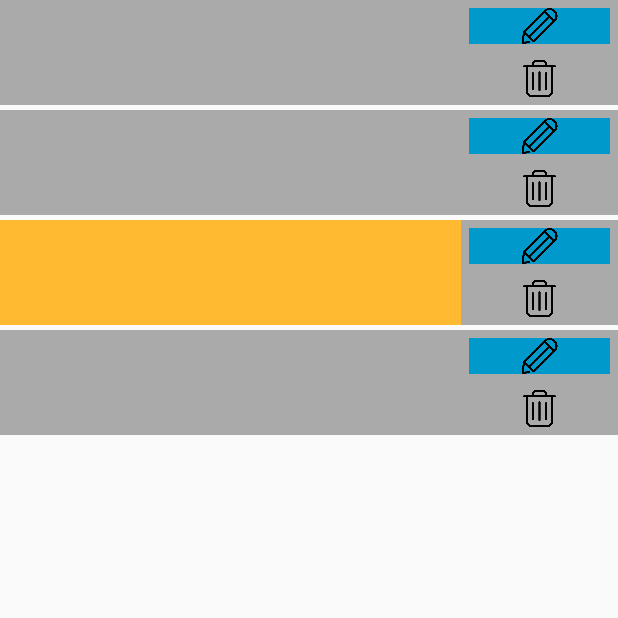
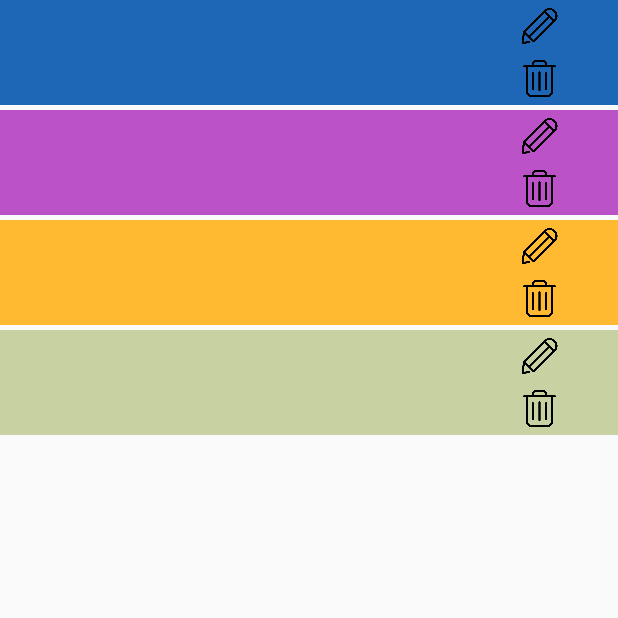
Before and after one commit to Qudropthenia/AndroidBluetoothTest, an Android app: the screen it shows after launch (RecyclerActivity), on a phone screen of 412 x 824 dp, the top half of it. Run offline under Robolectric (Android 15) with nearby library versions, the phone set to English and light mode, and no system bars.

Commit message:
Добавил передачу на форму изменения цвета выбранный цвет

```diff
--- a/app/src/main/java/ru/qudropthenia/androidbluetoothtest/ui/recycler/RecyclerActivity.java
+++ b/app/src/main/java/ru/qudropthenia/androidbluetoothtest/ui/recycler/RecyclerActivity.java
@@ -3,6 +3,7 @@ package ru.qudropthenia.androidbluetoothtest.ui.recycler;
 import android.app.Activity;
 import android.content.Intent;
 import android.os.Bundle;
+import android.util.Log;
 import android.view.View;
 import android.widget.Toast;
 
@@ -21,6 +22,7 @@ public class RecyclerActivity extends Activity implements View.OnClickListener {
 
     @Override
     protected void onCreate(@Nullable Bundle savedInstanceState) {
+        Log.d("RecyclerActivity", "onCreate");
         super.onCreate(savedInstanceState);
         themes = generateTheme();
         setContentView(R.layout.activity_recycler);
@@ -29,7 +31,7 @@ public class RecyclerActivity extends Activity implements View.OnClickListener {
 
     private void setupRecyclerView() {
         RecyclerView recyclerView = findViewById(R.id.activity_recycler__recycler);
-        ThemeAdapter adapter = new ThemeAdapter(themes, this::onThemeClick, this::onClick);
+        ThemeAdapter adapter = new ThemeAdapter(themes, this::onThemeClick);
         recyclerView.setAdapter(adapter);
         LinearLayoutManager layoutManager = new LinearLayoutManager(this);
         recyclerView.setLayoutManager(layoutManager);
@@ -43,10 +45,10 @@ public class RecyclerActivity extends Activity implements View.OnClickListener {
     private List<Theme> generateTheme() {
         List<Theme> themes = new ArrayList<>();
 
-        themes.add(new Theme(27100, 1, 23));
-        themes.add(new Theme(17871, 6, 42));
+        themes.add(new Theme(-14784585, 1, 23));
+        themes.add(new Theme(-1029169481, 6, 42));
         themes.add(new Theme(-17871, 1, 1));
-        themes.add(new Theme(37871, 56, 1));
+        themes.add(new Theme(1702597404, 56, 1));
 
         return themes;
     }
@@ -55,7 +57,6 @@ public class RecyclerActivity extends Activity implements View.OnClickListener {
     public void onClick(View view) {
         String msg = "";
         Theme theme = (Theme) view.getTag();
-        Toast.makeText(this, "", Toast.LENGTH_LONG).show();
 
         switch (view.getId()) {
             case R.id.recycler_item__btn_edit: {
@@ -63,7 +64,7 @@ public class RecyclerActivity extends Activity implements View.OnClickListener {
                 Intent intent = new Intent(this, ChangeThemeActivity.class);
                 intent.putExtra(Theme.class.getSimpleName(), theme);
                 startActivity(intent);
-
+//                finish();
                 break;
             }
             case R.id.recycler_item__btn_delete: {
--- a/app/src/main/java/ru/qudropthenia/androidbluetoothtest/ui/recycler/ThemeAdapter.java
+++ b/app/src/main/java/ru/qudropthenia/androidbluetoothtest/ui/recycler/ThemeAdapter.java
@@ -16,12 +16,10 @@ import ru.qudropthenia.androidbluetoothtest.R;
 public class ThemeAdapter extends RecyclerView.Adapter<ThemeAdapter.ThemeViewHolder> {
     private final List<Theme> themes;
     private final Listener onThemeClickListener;
-    private final View.OnClickListener btnClick;
 
-    public ThemeAdapter(List<Theme> themes, Listener onThemeClickListener, View.OnClickListener btnClick) {
+    public ThemeAdapter(List<Theme> themes, Listener onThemeClickListener) {
         this.themes = themes;
         this.onThemeClickListener = onThemeClickListener;
-        this.btnClick = btnClick;
     }
 
     // Создание
@@ -38,9 +36,12 @@ public class ThemeAdapter extends RecyclerView.Adapter<ThemeAdapter.ThemeViewHol
     // Запись новых данных
     @Override
     public void onBindViewHolder(@NonNull ThemeViewHolder holder, final int position) {
-        Theme color = themes.get(position);
-        holder.bind(color);
-        holder.itemView.setTag(color);
+        Theme theme = themes.get(position);
+        holder.bind(theme);
+        holder.itemView.setTag(theme);
+        // Устанавливаем привязку к Theme
+        holder.itemView.findViewById(R.id.recycler_item__btn_edit).setTag(theme);
+        holder.itemView.findViewById(R.id.recycler_item__btn_delete).setTag(theme);
     }
 
     @Override
@@ -56,7 +57,6 @@ public class ThemeAdapter extends RecyclerView.Adapter<ThemeAdapter.ThemeViewHol
         public ThemeViewHolder(@NonNull View itemView) {
             super(itemView);
             colorView = itemView.findViewById(R.id.recycler_item__color);
-//            View viewById = itemView.findViewById(R.id.recycler_item__btn_edit);
         }
 
         // Установка значений, которые будут отрисованы
--- a/app/src/main/java/ru/qudropthenia/androidbluetoothtest/ui/theme/ChangeThemeActivity.java
+++ b/app/src/main/java/ru/qudropthenia/androidbluetoothtest/ui/theme/ChangeThemeActivity.java
@@ -33,18 +33,16 @@ public class ChangeThemeActivity extends Activity implements ColorPickerView.OnC
         Bundle arguments = getIntent().getExtras();
         if (arguments != null) {
             theme = (Theme) arguments.getSerializable(Theme.class.getSimpleName());
-            Log.d("(arguments != null)", "+");
+            Log.d("GET COLOR", theme.getColor() + "");
         } else {
             theme = new Theme();
-            Log.d("(arguments != null)", "-");
         }
-        Log.d("NULL", (theme == null) ? "NULL" : "NOT NUL");
 
         setContentView(R.layout.activity_change_theme);
 
         SharedPreferences prefs = PreferenceManager.getDefaultSharedPreferences(this);
-        int initialColor = prefs.getInt("color_3", 0xFF000000);
-//        int initialColor = prefs.getInt("color_3", theme.getColor());
+//        int initialColor = prefs.getInt("color_3", 0xFF000000);
+        int initialColor = prefs.getInt("color_picker", theme.getColor());
 
         colorPickerView = (ColorPickerView) findViewById(R.id.activity_change__color_picker);
         ColorPanelView colorPanelView = (ColorPanelView) findViewById(R.id.activity_change__panel_old);
@@ -82,7 +80,8 @@ public class ChangeThemeActivity extends Activity implements ColorPickerView.OnC
                 } catch (Exception e) {
                     Toast.makeText(this, "Err", Toast.LENGTH_LONG).show();
                 }
-                finish();
+                Log.d("New color", theme.getColor() + "");
+//                finish();
                 break;
             case R.id.activity_change__cancelButton:
                 finish();
--- a/app/src/main/res/layout/recycler_item.xml
+++ b/app/src/main/res/layout/recycler_item.xml
@@ -1,13 +1,13 @@
 <?xml version="1.0" encoding="utf-8"?>
 <LinearLayout xmlns:android="http://schemas.android.com/apk/res/android"
+    android:id="@+id/recycler_item__color"
     android:layout_width="match_parent"
     android:layout_height="70dp"
     android:layout_marginBottom="3dp"
-    android:orientation="horizontal"
-    android:background="@android:color/darker_gray">
+    android:background="@android:color/darker_gray"
+    android:orientation="horizontal">
 
     <View
-        android:id="@+id/recycler_item__color"
         android:layout_width="0dp"
         android:layout_height="wrap_content"
         android:layout_weight="85" />
@@ -25,9 +25,8 @@
             android:layout_height="0dp"
             android:layout_margin="5dp"
             android:layout_weight="50"
-            android:src="@drawable/edit"
-            android:background="@android:color/holo_blue_dark"
-            android:onClick="onClick"/>
+            android:onClick="onClick"
+            android:src="@drawable/edit" />
 
         <ImageView
             android:id="@+id/recycler_item__btn_delete"
@@ -35,8 +34,8 @@
             android:layout_height="0dp"
             android:layout_margin="5dp"
             android:layout_weight="50"
-            android:src="@drawable/garbage"
-            android:onClick="onClick"/>
+            android:onClick="onClick"
+            android:src="@drawable/garbage" />
     </LinearLayout>
 </LinearLayout>
 
```
